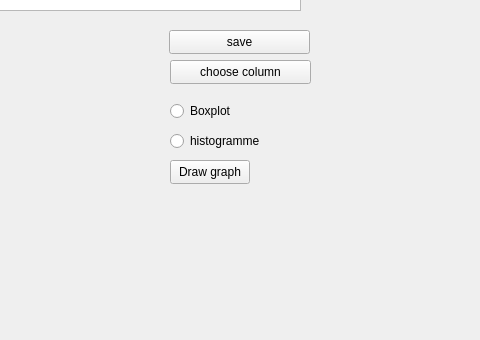
First picture: the form in PROJET_DM.ui, repository super-cinnamon/Projet_DM, before the edit; both pictures show x 270 to 750 and y 360 to 700 of the 900 by 700 pixel window.
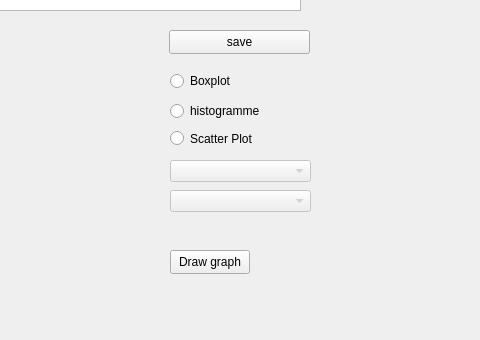
Second picture: the form after the edit.

```diff
--- a/PROJET_DM.ui
+++ b/PROJET_DM.ui
@@ -63,19 +63,6 @@
      <string/>
     </property>
    </widget>
-   <widget class="QPushButton" name="choose_column">
-    <property name="geometry">
-     <rect>
-      <x>440</x>
-      <y>420</y>
-      <width>141</width>
-      <height>24</height>
-     </rect>
-    </property>
-    <property name="text">
-     <string>choose column</string>
-    </property>
-   </widget>
    <widget class="QLabel" name="column_info">
     <property name="geometry">
      <rect>
@@ -93,7 +80,7 @@
     <property name="geometry">
      <rect>
       <x>440</x>
-      <y>460</y>
+      <y>430</y>
       <width>91</width>
       <height>22</height>
      </rect>
@@ -109,7 +96,7 @@
     <property name="geometry">
      <rect>
       <x>440</x>
-      <y>490</y>
+      <y>460</y>
       <width>91</width>
       <height>22</height>
      </rect>
@@ -132,7 +119,7 @@
     <property name="geometry">
      <rect>
       <x>440</x>
-      <y>520</y>
+      <y>610</y>
       <width>80</width>
       <height>24</height>
      </rect>
@@ -141,6 +128,45 @@
      <string>Draw graph</string>
     </property>
    </widget>
+   <widget class="QRadioButton" name="scatter_radio">
+    <property name="geometry">
+     <rect>
+      <x>440</x>
+      <y>490</y>
+      <width>82</width>
+      <height>17</height>
+     </rect>
+    </property>
+    <property name="text">
+     <string>Scatter Plot</string>
+    </property>
+   </widget>
+   <widget class="QComboBox" name="scatter_column1">
+    <property name="enabled">
+     <bool>false</bool>
+    </property>
+    <property name="geometry">
+     <rect>
+      <x>440</x>
+      <y>520</y>
+      <width>141</width>
+      <height>22</height>
+     </rect>
+    </property>
+   </widget>
+   <widget class="QComboBox" name="scatter_column2">
+    <property name="enabled">
+     <bool>false</bool>
+    </property>
+    <property name="geometry">
+     <rect>
+      <x>440</x>
+      <y>550</y>
+      <width>141</width>
+      <height>22</height>
+     </rect>
+    </property>
+   </widget>
   </widget>
   <widget class="QMenuBar" name="menubar">
    <property name="geometry">
```
